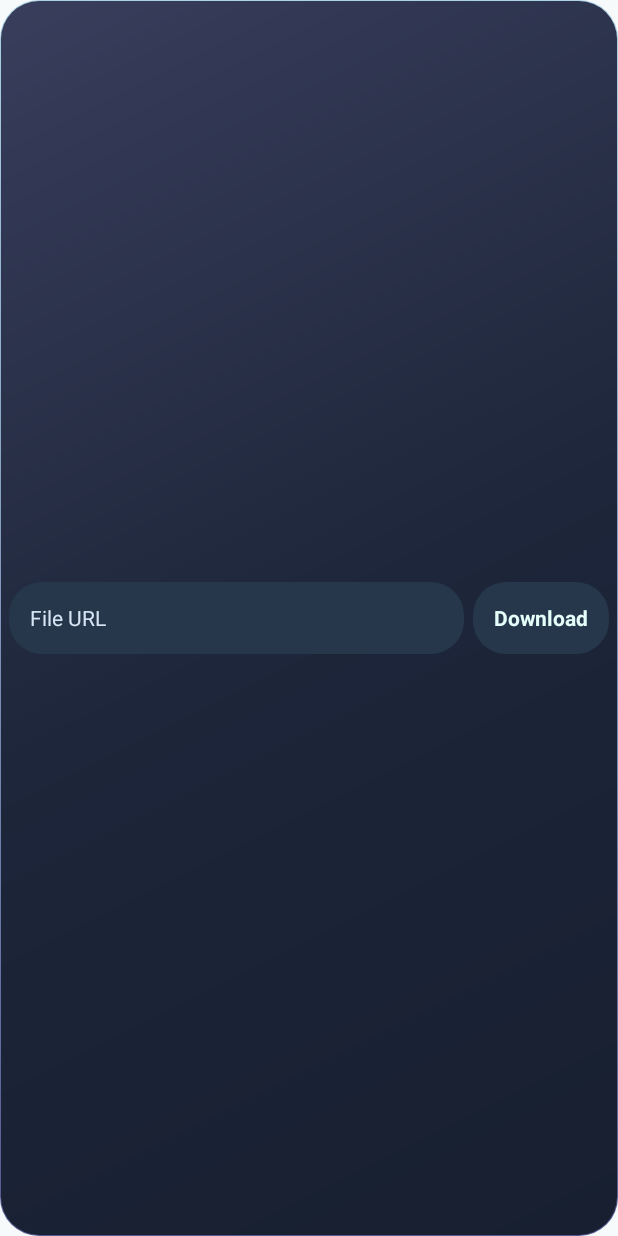
After one commit to DecoyINDIA/BMD, an Android app built with Jetpack Compose: the layout quick_download_widget.xml on its own in the app's theme, with its tools: preview values and no code run, on a phone screen of 412 x 824 dp. The commit adds this screen. Run offline under Robolectric (Android 15) with nearby library versions, the phone set to English and light mode, and no system bars.

Commit message:
Add Android Quick Download home-screen widget

```diff
--- a/android/app/src/main/java/com/blackmarlin/downloader/BmdApplication.kt
+++ b/android/app/src/main/java/com/blackmarlin/downloader/BmdApplication.kt
@@ -11,6 +11,7 @@ import com.blackmarlin.downloader.platform.*
 import com.blackmarlin.downloader.storage.PublicationManager
 import com.blackmarlin.downloader.ui.BmdUiStore
 import com.blackmarlin.downloader.ui.BmdUiStoreOwner
+import com.blackmarlin.downloader.widget.QuickDownloadWidgets
 import java.io.File
 import java.util.UUID
 import kotlinx.coroutines.*
@@ -53,6 +54,7 @@ class BmdGraph(val context: Context) {
     val coordinator by lazy { TransferCoordinator(this) }
     val scheduler by lazy { TaskScheduler(this) }
     val repository by lazy { BmdRepository(this) }
+    val quickDownloads = QuickDownloadWidgets(context, repository)
     private val startup = Mutex()
     @Volatile private var ready = false
 
--- /dev/null
+++ b/android/app/src/main/res/drawable/quick_download_glass.xml
@@ -0,0 +1,15 @@
+<?xml version="1.0" encoding="utf-8"?>
+<layer-list xmlns:android="http://schemas.android.com/apk/res/android">
+    <item>
+        <shape>
+            <corners android:radius="26dp" />
+            <gradient android:angle="270" android:startColor="#ACD2E5" android:endColor="#545990" />
+        </shape>
+    </item>
+    <item android:top="1dp" android:bottom="1dp" android:left="1dp" android:right="1dp">
+        <shape>
+            <corners android:radius="25dp" />
+            <gradient android:angle="315" android:startColor="#393E5C" android:centerColor="#1D263A" android:endColor="#171F30" />
+        </shape>
+    </item>
+</layer-list>
--- /dev/null
+++ b/android/app/src/main/res/drawable/quick_download_widget_control.xml
@@ -0,0 +1,9 @@
+<?xml version="1.0" encoding="utf-8"?>
+<ripple xmlns:android="http://schemas.android.com/apk/res/android" android:color="#55748FAA">
+    <item>
+        <shape>
+            <corners android:radius="22dp" />
+            <solid android:color="#26364B" />
+        </shape>
+    </item>
+</ripple>
--- /dev/null
+++ b/android/app/src/main/res/layout/quick_download_widget.xml
@@ -0,0 +1,68 @@
+<?xml version="1.0" encoding="utf-8"?>
+<FrameLayout xmlns:android="http://schemas.android.com/apk/res/android"
+    android:id="@android:id/background"
+    android:layout_width="match_parent"
+    android:layout_height="match_parent"
+    android:background="@drawable/quick_download_glass"
+    android:paddingHorizontal="6dp">
+
+    <LinearLayout
+        android:id="@+id/quick_download_form"
+        android:layout_width="match_parent"
+        android:layout_height="match_parent"
+        android:baselineAligned="false"
+        android:gravity="center_vertical"
+        android:orientation="horizontal">
+        <TextView
+            android:id="@+id/quick_download_url"
+            android:layout_width="0dp"
+            android:layout_height="48dp"
+            android:layout_weight="1"
+            android:background="@drawable/quick_download_widget_control"
+            android:ellipsize="end"
+            android:gravity="center_vertical"
+            android:paddingStart="14dp"
+            android:paddingEnd="8dp"
+            android:singleLine="true"
+            android:text="@string/quick_download_url"
+            android:textColor="#D7E4F4"
+            android:textSize="14sp" />
+        <TextView
+            android:id="@+id/quick_download_button"
+            android:layout_width="wrap_content"
+            android:layout_height="48dp"
+            android:layout_marginStart="6dp"
+            android:background="@drawable/quick_download_widget_control"
+            android:gravity="center"
+            android:paddingHorizontal="14dp"
+            android:text="@string/quick_download_action"
+            android:textColor="#E4FFFA"
+            android:textSize="14sp"
+            android:textStyle="bold" />
+    </LinearLayout>
+
+    <ProgressBar
+        android:id="@+id/quick_download_progress"
+        style="?android:attr/progressBarStyleHorizontal"
+        android:layout_width="match_parent"
+        android:layout_height="48dp"
+        android:layout_gravity="center"
+        android:layout_marginHorizontal="18dp"
+        android:indeterminateTint="#9CEBDD"
+        android:progressBackgroundTint="#57728D"
+        android:progressTint="#9CEBDD"
+        android:visibility="gone" />
+
+    <TextView
+        android:id="@+id/quick_download_success"
+        android:layout_width="match_parent"
+        android:layout_height="match_parent"
+        android:accessibilityLiveRegion="polite"
+        android:gravity="center"
+        android:paddingHorizontal="12dp"
+        android:text="@string/quick_download_success"
+        android:textColor="#E4FFFA"
+        android:textSize="15sp"
+        android:textStyle="bold"
+        android:visibility="gone" />
+</FrameLayout>
--- a/android/app/src/main/res/values/themes.xml
+++ b/android/app/src/main/res/values/themes.xml
@@ -6,4 +6,12 @@
         <item name="android:colorAccent">#006B61</item>
         <item name="android:windowBackground">#F7FAFA</item>
     </style>
+    <style name="Theme.BlackMarlin.QuickDownload" parent="Theme.BlackMarlin">
+        <item name="android:windowIsTranslucent">true</item>
+        <item name="android:windowBackground">@android:color/transparent</item>
+        <item name="android:windowLightStatusBar">false</item>
+        <item name="android:windowLightNavigationBar">false</item>
+        <item name="android:statusBarColor">@android:color/transparent</item>
+        <item name="android:navigationBarColor">@android:color/transparent</item>
+    </style>
 </resources>
```
Also changed, not shown: android/app/src/main/AndroidManifest.xml (+18 -0 lines), android/app/src/main/java/com/blackmarlin/downloader/widget/QuickDownloadActivity.kt (added, +294 -0 lines), android/app/src/main/java/com/blackmarlin/downloader/widget/QuickDownloadModel.kt (added, +104 -0 lines), android/app/src/main/java/com/blackmarlin/downloader/widget/QuickDownloadWidget.kt (added, +143 -0 lines), android/app/src/main/res/values/strings.xml (+15 -0 lines), android/app/src/main/res/xml/quick_download_widget.xml (added, +9 -0 lines), 1 other file.
